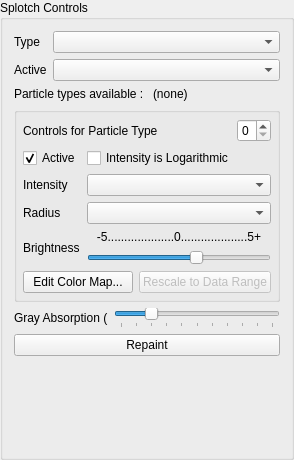
The window that paraview/pqSplotchDisplayPanelDecorator.ui (biddisco/splotch) describes before a commit, drawn with Qt 5.
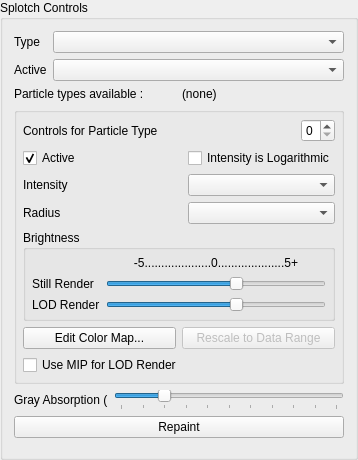
The same window after the commit.

```diff
--- a/paraview/pqSplotchDisplayPanelDecorator.ui
+++ b/paraview/pqSplotchDisplayPanelDecorator.ui
@@ -6,7 +6,7 @@
    <rect>
     <x>0</x>
     <y>0</y>
-    <width>294</width>
+    <width>313</width>
     <height>460</height>
    </rect>
   </property>
@@ -44,24 +44,6 @@
      </property>
     </widget>
    </item>
-   <item row="2" column="0" colspan="2">
-    <layout class="QHBoxLayout" name="horizontalLayout_4">
-     <item>
-      <widget class="QLabel" name="label_5">
-       <property name="text">
-        <string>Particle types available : </string>
-       </property>
-      </widget>
-     </item>
-     <item>
-      <widget class="QLabel" name="typeslabel">
-       <property name="text">
-        <string>(none)</string>
-       </property>
-      </widget>
-     </item>
-    </layout>
-   </item>
    <item row="3" column="0" colspan="2">
     <widget class="QGroupBox" name="groupBox">
      <property name="title">
@@ -102,64 +84,7 @@
         </item>
        </layout>
       </item>
-      <item row="6" column="0" rowspan="2">
-       <widget class="QLabel" name="label">
-        <property name="frameShape">
-         <enum>QFrame::NoFrame</enum>
-        </property>
-        <property name="frameShadow">
-         <enum>QFrame::Plain</enum>
-        </property>
-        <property name="text">
-         <string>Brightness</string>
-        </property>
-        <property name="scaledContents">
-         <bool>false</bool>
-        </property>
-       </widget>
-      </item>
-      <item row="6" column="1">
-       <widget class="QLabel" name="label_2">
-        <property name="frameShape">
-         <enum>QFrame::NoFrame</enum>
-        </property>
-        <property name="text">
-         <string>-5....................0....................5+</string>
-        </property>
-        <property name="textFormat">
-         <enum>Qt::PlainText</enum>
-        </property>
-        <property name="alignment">
-         <set>Qt::AlignCenter</set>
-        </property>
-       </widget>
-      </item>
-      <item row="7" column="1">
-       <widget class="QSlider" name="Brightness">
-        <property name="minimum">
-         <number>-500</number>
-        </property>
-        <property name="maximum">
-         <number>500</number>
-        </property>
-        <property name="singleStep">
-         <number>1</number>
-        </property>
-        <property name="pageStep">
-         <number>100</number>
-        </property>
-        <property name="value">
-         <number>102</number>
-        </property>
-        <property name="orientation">
-         <enum>Qt::Horizontal</enum>
-        </property>
-        <property name="tickPosition">
-         <enum>QSlider::NoTicks</enum>
-        </property>
-       </widget>
-      </item>
-      <item row="9" column="0" colspan="2">
+      <item row="11" column="0" colspan="2">
        <layout class="QHBoxLayout" name="horizontalLayout">
         <item>
          <widget class="QPushButton" name="EditColorMapButton">
@@ -180,40 +105,6 @@
         </item>
        </layout>
       </item>
-      <item row="2" column="0">
-       <widget class="QLabel" name="IntensityLabel">
-        <property name="text">
-         <string>Intensity</string>
-        </property>
-       </widget>
-      </item>
-      <item row="2" column="1">
-       <widget class="QComboBox" name="IntensityArray">
-        <property name="sizePolicy">
-         <sizepolicy hsizetype="Expanding" vsizetype="Fixed">
-          <horstretch>0</horstretch>
-          <verstretch>0</verstretch>
-         </sizepolicy>
-        </property>
-       </widget>
-      </item>
-      <item row="3" column="1">
-       <widget class="QComboBox" name="RadiusArray">
-        <property name="sizePolicy">
-         <sizepolicy hsizetype="Expanding" vsizetype="Fixed">
-          <horstretch>0</horstretch>
-          <verstretch>0</verstretch>
-         </sizepolicy>
-        </property>
-       </widget>
-      </item>
-      <item row="3" column="0">
-       <widget class="QLabel" name="RadiusArrayLabel">
-        <property name="text">
-         <string>Radius</string>
-        </property>
-       </widget>
-      </item>
       <item row="1" column="0">
        <widget class="QCheckBox" name="TypeActive">
         <property name="text">
@@ -234,6 +125,157 @@
         </property>
        </widget>
       </item>
+      <item row="10" column="0" colspan="2">
+       <widget class="QGroupBox" name="groupBox_2">
+        <property name="title">
+         <string>Brightness</string>
+        </property>
+        <layout class="QGridLayout" name="gridLayout_3">
+         <property name="margin">
+          <number>6</number>
+         </property>
+         <item row="2" column="0">
+          <widget class="QLabel" name="label_6">
+           <property name="frameShape">
+            <enum>QFrame::NoFrame</enum>
+           </property>
+           <property name="frameShadow">
+            <enum>QFrame::Plain</enum>
+           </property>
+           <property name="text">
+            <string>LOD Render</string>
+           </property>
+           <property name="scaledContents">
+            <bool>false</bool>
+           </property>
+          </widget>
+         </item>
+         <item row="2" column="1">
+          <widget class="QSlider" name="Brightness_2">
+           <property name="minimum">
+            <number>-500</number>
+           </property>
+           <property name="maximum">
+            <number>500</number>
+           </property>
+           <property name="singleStep">
+            <number>1</number>
+           </property>
+           <property name="pageStep">
+            <number>100</number>
+           </property>
+           <property name="value">
+            <number>102</number>
+           </property>
+           <property name="orientation">
+            <enum>Qt::Horizontal</enum>
+           </property>
+           <property name="tickPosition">
+            <enum>QSlider::NoTicks</enum>
+           </property>
+          </widget>
+         </item>
+         <item row="1" column="0">
+          <widget class="QLabel" name="label">
+           <property name="frameShape">
+            <enum>QFrame::NoFrame</enum>
+           </property>
+           <property name="frameShadow">
+            <enum>QFrame::Plain</enum>
+           </property>
+           <property name="text">
+            <string>Still Render</string>
+           </property>
+           <property name="scaledContents">
+            <bool>false</bool>
+           </property>
+          </widget>
+         </item>
+         <item row="1" column="1">
+          <widget class="QSlider" name="Brightness">
+           <property name="minimum">
+            <number>-500</number>
+           </property>
+           <property name="maximum">
+            <number>500</number>
+           </property>
+           <property name="singleStep">
+            <number>1</number>
+           </property>
+           <property name="pageStep">
+            <number>100</number>
+           </property>
+           <property name="value">
+            <number>102</number>
+           </property>
+           <property name="orientation">
+            <enum>Qt::Horizontal</enum>
+           </property>
+           <property name="tickPosition">
+            <enum>QSlider::NoTicks</enum>
+           </property>
+          </widget>
+         </item>
+         <item row="0" column="1">
+          <widget class="QLabel" name="label_2">
+           <property name="frameShape">
+            <enum>QFrame::NoFrame</enum>
+           </property>
+           <property name="text">
+            <string>-5....................0....................5+</string>
+           </property>
+           <property name="textFormat">
+            <enum>Qt::PlainText</enum>
+           </property>
+           <property name="alignment">
+            <set>Qt::AlignCenter</set>
+           </property>
+          </widget>
+         </item>
+        </layout>
+       </widget>
+      </item>
+      <item row="12" column="0">
+       <widget class="QCheckBox" name="useMIPforLOD">
+        <property name="text">
+         <string>Use MIP for LOD Render</string>
+        </property>
+       </widget>
+      </item>
+      <item row="2" column="1">
+       <widget class="QComboBox" name="IntensityArray">
+        <property name="sizePolicy">
+         <sizepolicy hsizetype="Expanding" vsizetype="Fixed">
+          <horstretch>0</horstretch>
+          <verstretch>0</verstretch>
+         </sizepolicy>
+        </property>
+       </widget>
+      </item>
+      <item row="3" column="0">
+       <widget class="QLabel" name="RadiusArrayLabel">
+        <property name="text">
+         <string>Radius</string>
+        </property>
+       </widget>
+      </item>
+      <item row="2" column="0">
+       <widget class="QLabel" name="IntensityLabel">
+        <property name="text">
+         <string>Intensity</string>
+        </property>
+       </widget>
+      </item>
+      <item row="3" column="1">
+       <widget class="QComboBox" name="RadiusArray">
+        <property name="sizePolicy">
+         <sizepolicy hsizetype="Expanding" vsizetype="Fixed">
+          <horstretch>0</horstretch>
+          <verstretch>0</verstretch>
+         </sizepolicy>
+        </property>
+       </widget>
+      </item>
      </layout>
     </widget>
    </item>
@@ -296,6 +338,24 @@
      </property>
     </spacer>
    </item>
+   <item row="2" column="0" colspan="2">
+    <layout class="QHBoxLayout" name="horizontalLayout_4">
+     <item>
+      <widget class="QLabel" name="label_5">
+       <property name="text">
+        <string>Particle types available : </string>
+       </property>
+      </widget>
+     </item>
+     <item>
+      <widget class="QLabel" name="typeslabel">
+       <property name="text">
+        <string>(none)</string>
+       </property>
+      </widget>
+     </item>
+    </layout>
+   </item>
   </layout>
  </widget>
  <resources/>
```
